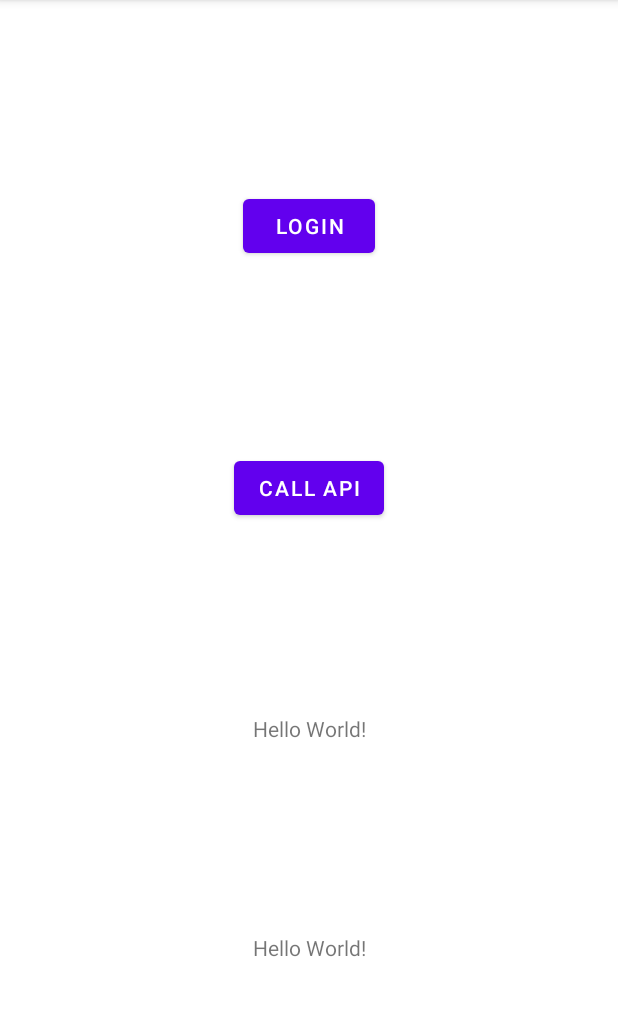
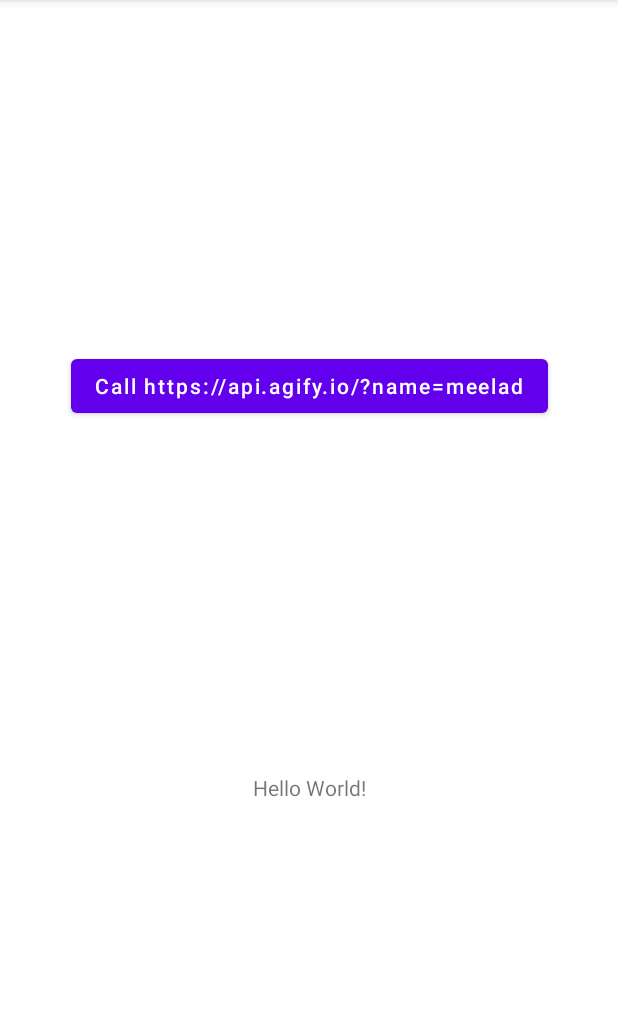
Before and after one commit to ahmedijazbhatti111/ApiCaller-Library, an Android app: the screen it shows after launch (MainActivity), on a phone screen of 412 x 824 dp, the part 84-1100 px from its top. Run offline under Robolectric (Android 15) with nearby library versions, the phone set to English and light mode, and no system bars.

Commit message:
add example of https://api.agify.io api

```diff
--- a/androidGenericApiCaller/src/main/java/com/generic/api/caller/ApiCallerViewModel.kt
+++ b/androidGenericApiCaller/src/main/java/com/generic/api/caller/ApiCallerViewModel.kt
@@ -15,14 +15,14 @@ class ApiCallerViewModel(context: Context) : ViewModel() {
 
     fun callApiForResponse(
         method: ApiMethod,
-        url: String,
+        apiPath: String = "",
         vararg parameters: Any?,
         isCache: Boolean = false,
         tokenKey: String? = null,
     ) = MutableStateFlow<ModelState<String>>(ModelState()).also{stateFlow->
         performRemoteApisUseCase(
             method,
-            url,
+            apiPath,
             parameters = parameters,
             isCache,
             tokenKey,
--- a/app/src/main/java/com/practice/apicallingpractices/new_architecture_code/presentation/home/MainActivity.kt
+++ b/app/src/main/java/com/practice/apicallingpractices/new_architecture_code/presentation/home/MainActivity.kt
@@ -14,50 +14,29 @@ import com.practice.apicallingpractices.new_architecture_code.domain.model.Respo
 
 class MainActivity : AppCompatActivity() {
 
-
     private val apiCallerViewModel: ApiCallerViewModel by lazy {
-        ViewModelProvider(this,ApiCallerViewModelProvider(this))[ApiCallerViewModel::class.java]
+        ViewModelProvider(this, ApiCallerViewModelProvider(this))[ApiCallerViewModel::class.java]
     }
 
     override fun onCreate(savedInstanceState: Bundle?) {
         super.onCreate(savedInstanceState)
         setContentView(R.layout.activity_main)
 
-        ApiCaller.config("https://staging.tabsera.com",
-            "Content-Type" to "application/json")
+        ApiCaller.config("https://api.agify.io")
 
-        val login = findViewById<Button>(R.id.login)
-        val call = findViewById<Button>(R.id.call)
+        val call = findViewById<Button>(R.id.call).also {
+            it.text = "Call https://api.agify.io/?name=meelad"
+        }
         val text = findViewById<TextView>(R.id.text1)
-        val text2 = findViewById<TextView>(R.id.text2)
-
-        login.setOnClickListener {
-            apiCallerViewModel.callApiForResponse(
-                ApiMethod.POST_BODY,
-                ApiPath.LOGIN_REQUEST,
-                "userNameOrPhone" to "osamakhanedu",
-                "password" to "test@123",
-                tokenKey = Header.SET_COOKIE
-            ).collectValue<Response>(this, isDefaultLoader = true) {
-                text.text = it.user?.firstName + " " + it.user?.lastName + " " + it.user?.city
-                Toast.makeText(this, "LOGIN_REQUEST call", Toast.LENGTH_SHORT).show()
-            }
-        }
 
         call.setOnClickListener {
             apiCallerViewModel.callApiForResponse(
                 ApiMethod.GET,
-                ApiPath.GET_COURSES,
-                "mode" to "live",
-                "offset" to "5",
-                "limit" to "100", isCache = true
+                "", "name" to "meelad",
+                isCache = false
             ).collectValue<Response>(this, isDefaultLoader = true) {
-                if (it.past?.count != null) {
-                    text2.text = it.past.count.toString()
-                    Toast.makeText(this, "courxse call", Toast.LENGTH_SHORT).show()
-                }
+                text.text = "name: " + it.name + ", age: " + it.age
             }
         }
-
     }
 }
--- a/app/src/main/res/layout/activity_main.xml
+++ b/app/src/main/res/layout/activity_main.xml
@@ -7,40 +7,19 @@
     tools:context=".new_architecture_code.presentation.home.MainActivity">
 
     <Button
-        android:id="@+id/login"
+        android:id="@+id/call"
         android:layout_width="wrap_content"
         android:layout_height="wrap_content"
-        android:text="login"
-        app:layout_constraintBottom_toTopOf="@+id/call"
+        android:text="call api"
+        android:textAllCaps="false"
+        app:layout_constraintBottom_toTopOf="@+id/text1"
         app:layout_constraintEnd_toEndOf="parent"
         app:layout_constraintHorizontal_bias="0.5"
         app:layout_constraintStart_toStartOf="parent"
         app:layout_constraintTop_toTopOf="parent" />
 
-    <Button
-        android:id="@+id/call"
-        android:layout_width="wrap_content"
-        android:layout_height="wrap_content"
-        android:text="call api"
-        app:layout_constraintBottom_toTopOf="@+id/text1"
-        app:layout_constraintEnd_toEndOf="parent"
-        app:layout_constraintHorizontal_bias="0.5"
-        app:layout_constraintStart_toStartOf="parent"
-        app:layout_constraintTop_toBottomOf="@+id/login" />
-
     <TextView
         android:id="@+id/text1"
-        android:layout_width="wrap_content"
-        android:layout_height="wrap_content"
-        android:text="Hello World!"
-        app:layout_constraintBottom_toTopOf="@+id/text2"
-        app:layout_constraintEnd_toEndOf="parent"
-        app:layout_constraintHorizontal_bias="0.5"
-        app:layout_constraintStart_toStartOf="parent"
-        app:layout_constraintTop_toBottomOf="@+id/call" />
-
-    <TextView
-        android:id="@+id/text2"
         android:layout_width="wrap_content"
         android:layout_height="wrap_content"
         android:text="Hello World!"
@@ -48,6 +27,6 @@
         app:layout_constraintEnd_toEndOf="parent"
         app:layout_constraintHorizontal_bias="0.5"
         app:layout_constraintStart_toStartOf="parent"
-        app:layout_constraintTop_toBottomOf="@+id/text1" />
+        app:layout_constraintTop_toBottomOf="@+id/call" />
 
 </androidx.constraintlayout.widget.ConstraintLayout>
```
